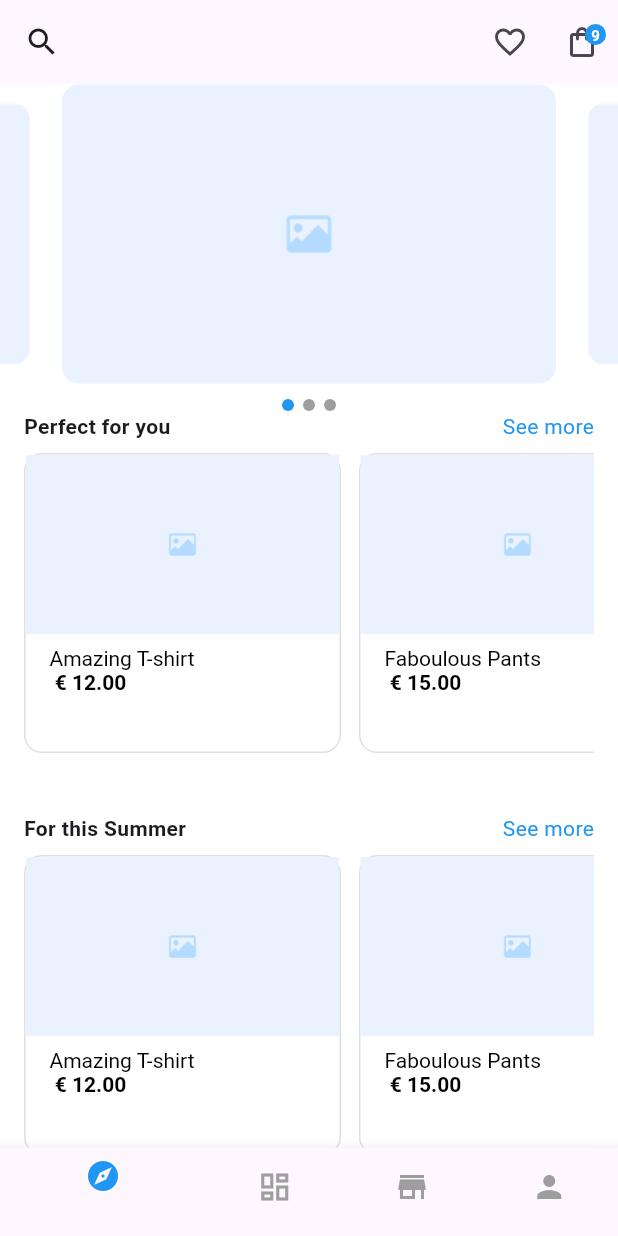
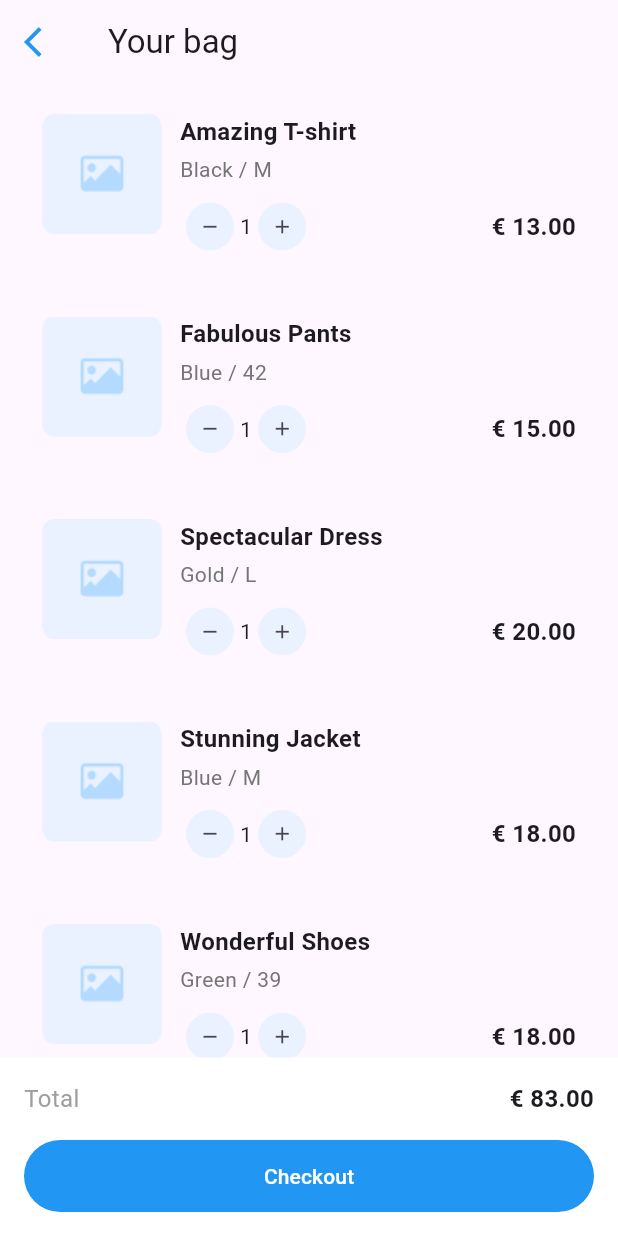
Before and after one commit to ByteHunter833/Mobile-Apps-Prototyping-Kit, a Flutter app: the screen it shows after launch, after a tap on an icon or button, on a phone screen of 412 x 824 dp. Run offline on Flutter 3.47's test engine with Material 3 defaults, Android fonts, the phone set to English and light mode, and no system bars; drawn by our look-alikes of carousel_slider.

Commit message:
Created cart page and imrpoved UI

```diff
--- /dev/null
+++ b/e_commerce/lib/screens/cart_page.dart
@@ -0,0 +1,85 @@
+import 'package:e_commerce/utils/card_product.dart';
+import 'package:flutter/material.dart';
+
+class CartPage extends StatefulWidget {
+  const CartPage({super.key});
+
+  @override
+  State<CartPage> createState() => _CartPageState();
+}
+
+class _CartPageState extends State<CartPage> {
+  final List<Map<String, String>> _products = [
+    {'title': 'Amazing T-shirt', 'subtitle': 'Black / M', 'price': '€ 13.00'},
+    {'title': 'Fabulous Pants', 'subtitle': 'Blue / 42', 'price': '€ 15.00'},
+    {'title': 'Spectacular Dress', 'subtitle': 'Gold / L', 'price': '€ 20.00'},
+    {'title': 'Stunning Jacket', 'subtitle': 'Blue / M', 'price': '€ 18.00'},
+    {'title': 'Wonderful Shoes', 'subtitle': 'Green / 39', 'price': '€ 18.00'}
+  ];
+  @override
+  Widget build(BuildContext context) {
+    return Scaffold(
+        appBar: AppBar(
+          leading: IconButton(
+            onPressed: () {
+              Navigator.pop(context);
+            },
+            icon: const Icon(Icons.arrow_back_ios),
+            color: Colors.blue,
+          ),
+          title: const Text('Your bag'),
+        ),
+        body: Column(
+          children: [
+            Expanded(
+              child: ListView.builder(
+                itemBuilder: (context, index) {
+                  final product = _products[index];
+                  return CardProduct(
+                      price: product['price'] ?? '',
+                      productSubtitle: product['subtitle'] ?? '',
+                      productTitle: product['title'] ?? '');
+                },
+                itemCount: _products.length,
+              ),
+            ),
+            Container(
+              color: Colors.white,
+              padding: const EdgeInsets.all(16),
+              child: Column(
+                children: [
+                  const Row(
+                    mainAxisAlignment: MainAxisAlignment.spaceBetween,
+                    children: [
+                      Text(
+                        'Total',
+                        style: TextStyle(color: Colors.grey, fontSize: 16),
+                      ),
+                      Text(
+                        '€ 83.00',
+                        style: TextStyle(
+                            fontWeight: FontWeight.bold, fontSize: 16),
+                      )
+                    ],
+                  ),
+                  const SizedBox(
+                    height: 16,
+                  ),
+                  TextButton(
+                    onPressed: () {},
+                    style: const ButtonStyle(
+                        minimumSize:
+                            WidgetStatePropertyAll(Size.fromHeight(48)),
+                        backgroundColor: WidgetStatePropertyAll(Colors.blue)),
+                    child: const Text(
+                      'Checkout',
+                      style: TextStyle(color: Colors.white),
+                    ),
+                  )
+                ],
+              ),
+            )
+          ],
+        ));
+  }
+}
--- a/e_commerce/lib/screens/explore_page.dart
+++ b/e_commerce/lib/screens/explore_page.dart
@@ -1,4 +1,5 @@
 import 'package:carousel_slider/carousel_slider.dart';
+import 'package:e_commerce/screens/cart_page.dart';
 import 'package:e_commerce/utils/product_card.dart';
 import 'package:e_commerce/utils/product_detail.dart';
 import 'package:flutter/material.dart';
@@ -38,7 +39,22 @@ class _ExplorePageState extends State<ExplorePage> {
             icon: const Icon(Icons.favorite_border_outlined),
           ),
           IconButton(
-            onPressed: () {},
+            onPressed: () {
+              Navigator.push(
+                  context,
+                  PageRouteBuilder(
+                      pageBuilder: (context, animation, secondaryAnimation) =>
+                          const CartPage(),
+                      transitionsBuilder:
+                          (context, animation, secondaryAnimation, child) {
+                        const begin = Offset(1.0, 0.0);
+                        const end = Offset.zero;
+                        final tween = Tween(begin: begin, end: end);
+                        final offsetAnimation = animation.drive(tween);
+                        return SlideTransition(
+                            position: offsetAnimation, child: child);
+                      }));
+            },
             icon: Stack(
               clipBehavior: Clip.none,
               children: [
--- /dev/null
+++ b/e_commerce/lib/utils/card_product.dart
@@ -0,0 +1,94 @@
+import 'package:flutter/material.dart';
+
+class CardProduct extends StatelessWidget {
+  final String productTitle;
+  final String productSubtitle;
+  final String price;
+  const CardProduct(
+      {super.key,
+      required this.price,
+      required this.productSubtitle,
+      required this.productTitle});
+
+  @override
+  Widget build(BuildContext context) {
+    return Padding(
+      padding: const EdgeInsets.symmetric(horizontal: 16),
+      child: Container(
+        padding: const EdgeInsets.all(12),
+        margin: const EdgeInsets.symmetric(vertical: 8),
+        child: Row(
+          crossAxisAlignment: CrossAxisAlignment.start,
+          children: [
+            ClipRRect(
+              borderRadius: BorderRadius.circular(8),
+              child: Image.asset(
+                'assets/images/product.png',
+                width: 80,
+                height: 80,
+                fit: BoxFit.cover,
+              ),
+            ),
+            const SizedBox(width: 12),
+            Expanded(
+              child: Column(
+                crossAxisAlignment: CrossAxisAlignment.start,
+                children: [
+                  Text(
+                    productTitle,
+                    style: const TextStyle(
+                        fontSize: 16, fontWeight: FontWeight.bold),
+                  ),
+                  const SizedBox(height: 4),
+                  Text(
+                    productSubtitle,
+                    style: TextStyle(
+                      fontSize: 14,
+                      color: Colors.grey.shade600,
+                    ),
+                  ),
+                  const SizedBox(height: 8),
+                  Row(
+                    mainAxisAlignment: MainAxisAlignment.spaceBetween,
+                    children: [
+                      Row(
+                        children: [
+                          IconButton(
+                            style: const ButtonStyle(
+                                backgroundColor:
+                                    WidgetStatePropertyAll(Color(0xffEAF2FF))),
+                            onPressed: () {},
+                            iconSize: 15,
+                            icon: const Icon(Icons.remove),
+                            visualDensity: VisualDensity.compact,
+                          ),
+                          const Text('1'),
+                          IconButton(
+                            style: const ButtonStyle(
+                                backgroundColor:
+                                    WidgetStatePropertyAll(Color(0xffEAF2FF))),
+                            iconSize: 15,
+                            onPressed: () {},
+                            icon: const Icon(Icons.add),
+                            visualDensity: VisualDensity.compact,
+                          ),
+                        ],
+                      ),
+                      Text(
+                        price,
+                        style: const TextStyle(
+                          fontSize: 16,
+                          fontWeight: FontWeight.bold,
+                        ),
+                      )
+                    ],
+                  )
+                ],
+              ),
+            ),
+          ],
+        ),
+      ),
+    );
+  }
+}
```
Also changed, not shown: e_commerce/assets/images/product.png (added).
